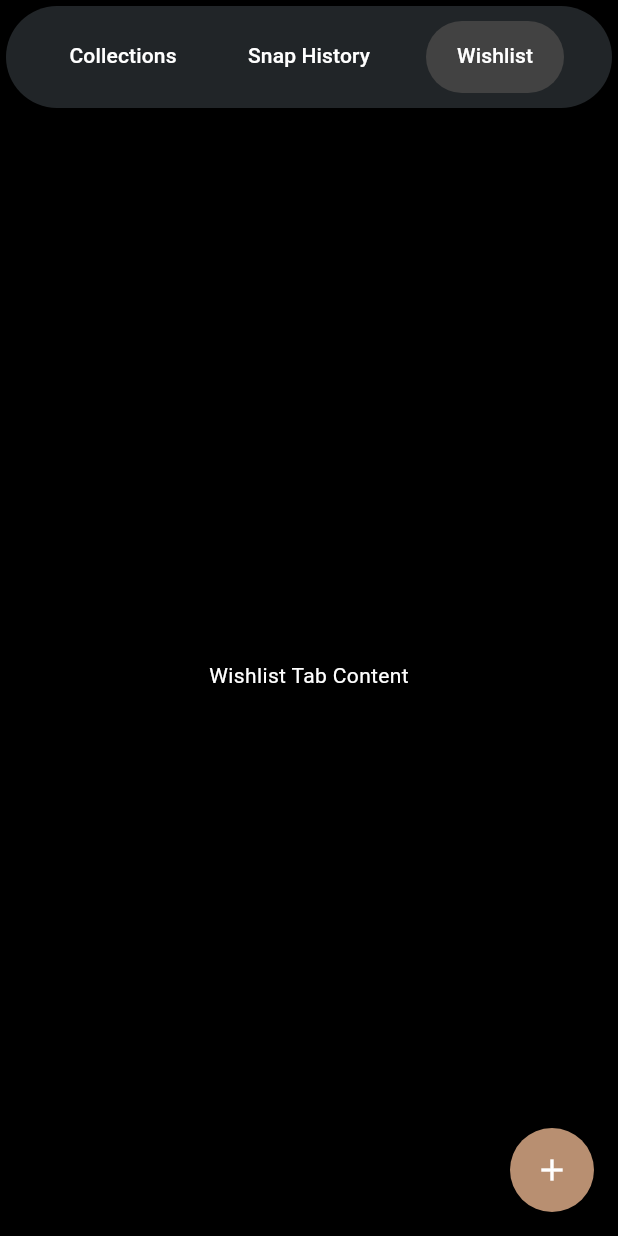
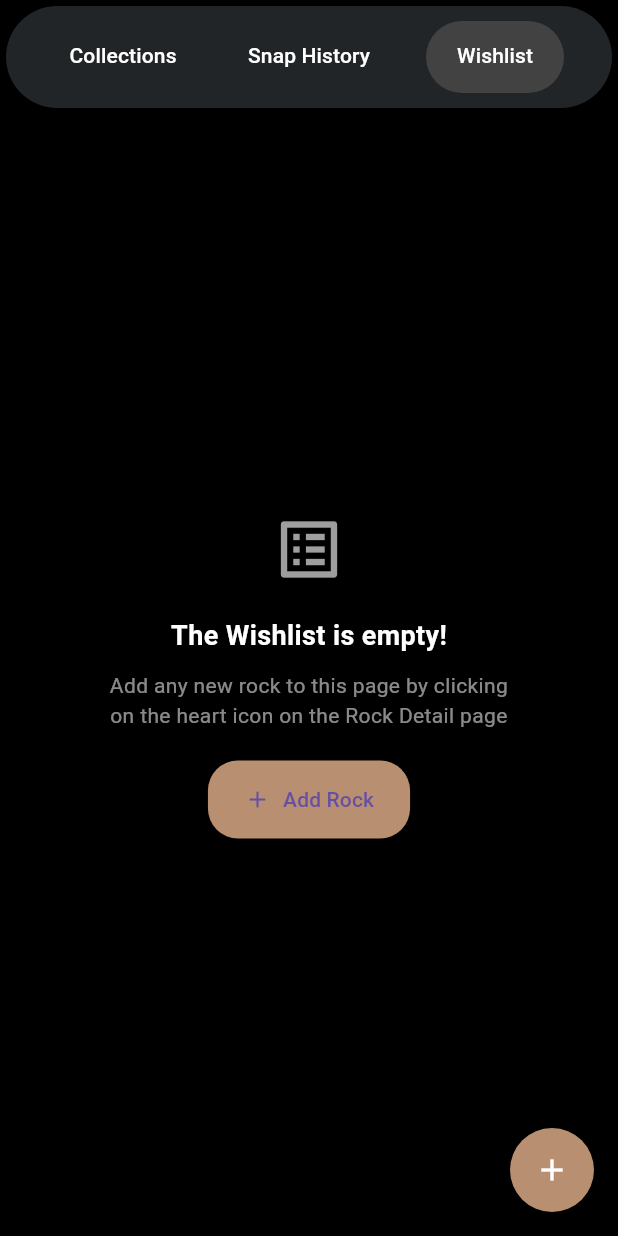
Before and after one commit to caiobraga/Rock_ID, a Flutter app: the FavoritePage screen opened directly with empty values, tab 3 chosen, on a phone screen of 412 x 824 dp. Run offline on Flutter 3.47's test engine with Material 3 defaults, Android fonts, the phone set to English and light mode, and no system bars; our stand-ins replace animated_bottom_navigation_bar, flutter_dotenv, google_fonts, image_picker, page_transition, sqflite; accounts and stored records are empty.

Commit message:
new collection widget

```diff
--- a/lib/ui/screens/detail_page.dart
+++ b/lib/ui/screens/detail_page.dart
@@ -6,6 +6,7 @@ import 'package:google_fonts/google_fonts.dart';
 import 'package:page_transition/page_transition.dart';
 
 import '../../db/db.dart';
+import '../../services/add_to_my_collection_modal.dart';
 import '../../services/selection_modal.dart';
 import '../../services/snackbar.dart';
 import 'widgets/premium_section.dart';
@@ -527,6 +528,7 @@ class RockDetailPage extends StatelessWidget {
 
   void addToCollection(BuildContext context) {
     // Implement your add to collection logic here
-    ShowSnackbarService().showSnackBar('Added to Collection');
+    AddToMyCollectionModalService().show(context);
+   // ShowSnackbarService().showSnackBar('Added to Collection');
   }
 }
--- a/lib/ui/screens/favorite_page.dart
+++ b/lib/ui/screens/favorite_page.dart
@@ -1,13 +1,12 @@
 import 'package:flutter/material.dart';
 import 'package:flutter_onboarding/constants.dart';
-import 'package:flutter_onboarding/db/db.dart';
 import 'package:flutter_onboarding/models/collection.dart';
 import 'package:flutter_onboarding/models/rocks.dart';
+import 'package:flutter_onboarding/db/db.dart';
+import 'package:flutter_onboarding/ui/screens/detail_page.dart';
 import 'package:page_transition/page_transition.dart';
-
-
 import 'collection_page.dart';
-import 'detail_page.dart';
+import 'widgets/collection.dart';
 import 'widgets/rock_list_item.dart';
 
 class FavoritePage extends StatefulWidget {
@@ -19,20 +18,32 @@ class FavoritePage extends StatefulWidget {
   State<FavoritePage> createState() => _FavoritePageState();
 }
 
-class _FavoritePageState extends State<FavoritePage> {
+class _FavoritePageState extends State<FavoritePage> with SingleTickerProviderStateMixin {
   final TextEditingController _collectionNameController =
       TextEditingController();
   final TextEditingController _descriptionController = TextEditingController();
   List<Collection> _collections = [];
   List<Map<String, dynamic>> _snapHistory = [];
   List<Rock> _allRocks = [];
+  List<Rock> _wishlistRocks = [];
+  late TabController tabController;
 
   @override
   void initState() {
     super.initState();
+    tabController = TabController(length: 3, vsync: this);
     _loadCollections();
     _loadSnapHistory();
     _loadAllRocks();
+    _loadWishlist();
+  }
+
+  @override
+  void dispose() {
+    tabController.dispose();
+    _collectionNameController.dispose();
+    _descriptionController.dispose();
+    super.dispose();
   }
 
   void _loadCollections() async {
@@ -62,6 +73,24 @@ class _FavoritePageState extends State<FavoritePage> {
       List<Rock> allRocks = await DatabaseHelper().rocks();
       setState(() {
         _allRocks = allRocks;
+      });
+    } catch (e) {
+      debugPrint('$e');
+    }
+  }
+
+  void _loadWishlist() async {
+    try {
+      List<int> wishlistIds = await DatabaseHelper().wishlist();
+      List<Rock> wishlistRocks = [];
+      for (var rockId in wishlistIds) {
+        Rock? rock = await DatabaseHelper().getRockById(rockId);
+        if (rock != null) {
+          wishlistRocks.add(rock);
+        }
+      }
+      setState(() {
+        _wishlistRocks = wishlistRocks;
       });
     } catch (e) {
       debugPrint('$e');
@@ -188,6 +217,68 @@ class _FavoritePageState extends State<FavoritePage> {
     );
   }
 
+  Widget _buildCollectionsTab() {
+    return SingleChildScrollView(
+      child: Column(
+        crossAxisAlignment: CrossAxisAlignment.start,
+        children: [
+          GridView.builder(
+            padding: const EdgeInsets.symmetric(horizontal: 16.0, vertical: 10.0),
+            shrinkWrap: true,
+            physics: const NeverScrollableScrollPhysics(),
+            gridDelegate: const SliverGridDelegateWithFixedCrossAxisCount(
+              crossAxisCount: 2,
+              crossAxisSpacing: 10,
+              mainAxisSpacing: 10,
+            ),
+            itemCount: _collections.length + 1,
+            itemBuilder: (BuildContext context, int index) {
+              if (index == _collections.length) {
+                return GestureDetector(
+                  onTap: _showNewCollectionDialog,
+                  child: Container(
+                    decoration: BoxDecoration(
+                      color: Colors.grey.shade800,
+                      borderRadius: BorderRadius.circular(10),
+                    ),
+                    child: const Column(
+                      mainAxisAlignment: MainAxisAlignment.center,
+                      children: [
+                        Icon(Icons.add, color: Colors.white, size: 30),
+                        SizedBox(height: 10),
+                        Text('ADD NEW COLLECTION', style: TextStyle(color: Colors.white)),
+                      ],
+                    ),
+                  ),
+                );
+              } else {
+                final collection = _collections[index];
+                return CollectionWidget(
+                  title: collection.collectionName,
+                  isSavedLayout: collection.collectionName == 'Saved',
+                  rockCount: 0 ,
+                  rockImages: collection.collectionName == 'Saved' ? [] : [
+                    'assets/rock_placeholder.png',
+                    'assets/rock_placeholder.png',
+                    // Add actual rock images here
+                  ],
+                  onTap: () {
+                    Navigator.push(
+                      context,
+                      MaterialPageRoute(
+                        builder: (context) => CollectionPage(collection: collection),
+                      ),
+                    );
+                  },
+                );
+              }
+            },
+          ),
+        ],
+      ),
+    );
+  }
+
   @override
   Widget build(BuildContext context) {
     return DefaultTabController(
@@ -214,6 +305,7 @@ class _FavoritePageState extends State<FavoritePage> {
                 ) ,
               padding: const EdgeInsets.symmetric(horizontal: 16.0, vertical: 10.0),
               child: TabBar(
+                controller: tabController,
                 indicator: BoxDecoration(
                   borderRadius: BorderRadius.circular(30), // Creates border radius for the indicator
                   color: Colors.grey[800], // Change the background color
@@ -263,6 +355,7 @@ class _FavoritePageState extends State<FavoritePage> {
             ),
             Expanded(
               child: TabBarView(
+                controller: tabController,
                 children: [
                   _buildCollectionsTab(),
                   _buildSnapHistoryTab(),
@@ -272,99 +365,6 @@ class _FavoritePageState extends State<FavoritePage> {
             ),
           ],
         ),
-      ),
-    );
-  }
-
-  Widget _buildCollectionsTab() {
-    return SingleChildScrollView(
-      child: Column(
-        crossAxisAlignment: CrossAxisAlignment.start,
-        children: [
-          GridView.builder(
-            padding: const EdgeInsets.symmetric(horizontal: 16.0, vertical: 10.0),
-            shrinkWrap: true,
-            physics: const NeverScrollableScrollPhysics(),
-            gridDelegate: const SliverGridDelegateWithFixedCrossAxisCount(
-              crossAxisCount: 2,
-              crossAxisSpacing: 10,
-              mainAxisSpacing: 10,
-            ),
-            itemCount: _collections.length + 1,
-            itemBuilder: (BuildContext context, int index) {
-              if (index == _collections.length) {
-                return GestureDetector(
-                  onTap: _showNewCollectionDialog,
-                  child: Container(
-                    decoration: BoxDecoration(
-                      color: Colors.grey.shade800,
-                      borderRadius: BorderRadius.circular(10),
-                    ),
-                    child: const Column(
-                      mainAxisAlignment: MainAxisAlignment.center,
-                      children: [
-                        Icon(Icons.add, color: Colors.white, size: 30),
-                        SizedBox(height: 10),
-                        Text('ADD NEW COLLECTION', style: TextStyle(color: Colors.white)),
-                      ],
-                    ),
-                  ),
-                );
-              } else {
-                return GestureDetector(
-                  onTap: () {
-                    Navigator.push(
-                      context,
-                      MaterialPageRoute(
-                        builder: (context) => CollectionPage(collection: _collections[index]),
-                      ),
-                    );
-                  },
-                  child: Container(
-                    decoration: BoxDecoration(
-                      color: Colors.grey.shade800,
-                      borderRadius: BorderRadius.circular(10),
-                    ),
-                    child: Column(
-                      crossAxisAlignment: CrossAxisAlignment.start,
-                      children: [
-                        Padding(
-                          padding: const EdgeInsets.all(8.0),
-                          child: Text(
-                            _collections[index].collectionName,
-                            style: const TextStyle(color: Colors.white),
-                          ),
-                        ),
-                        Expanded(
-                          child: GridView.builder(
-                            shrinkWrap: true,
-                            gridDelegate: const SliverGridDelegateWithFixedCrossAxisCount(
-                              crossAxisCount: 3,
-                              crossAxisSpacing: 5,
-                              mainAxisSpacing: 5,
-                            ),
-                            itemCount: 6, // Replace with actual number of rocks in the collection
-                            itemBuilder: (context, index) {
-                              return Container(
-                                decoration: BoxDecoration(
-                                  image: const DecorationImage(
-                                    image: AssetImage('assets/rock.png'), // Placeholder image
-                                    fit: BoxFit.cover,
-                                  ),
-                                  borderRadius: BorderRadius.circular(5),
-                                ),
-                              );
-                            },
-                          ),
-                        ),
-                      ],
-                    ),
-                  ),
-                );
-              }
-            },
-          ),
-        ],
       ),
     );
   }
@@ -421,8 +421,76 @@ class _FavoritePageState extends State<FavoritePage> {
   }
 
   Widget _buildWishlistTab() {
-    return const Center(
-      child: Text('Wishlist Tab Content', style: TextStyle(color: Colors.white)),
-    );
+    return _wishlistRocks.isEmpty
+        ? Center(
+            child: Column(
+              mainAxisAlignment: MainAxisAlignment.center,
+              children: [
+                Icon(
+                  Icons.list_alt,
+                  size: 50,
+                  color: Colors.grey,
+                ),
+                const SizedBox(height: 20),
+                const Text(
+                  'The Wishlist is empty!',
+                  style: TextStyle(
+                    color: Colors.white,
+                    fontSize: 18,
+                    fontWeight: FontWeight.bold,
+                  ),
+                ),
+                const SizedBox(height: 10),
+                const Text(
+                  'Add any new rock to this page by clicking\non the heart icon on the Rock Detail page',
+                  textAlign: TextAlign.center,
+                  style: TextStyle(
+                    color: Colors.white54,
+                    fontSize: 14,
+                  ),
+                ),
+                const SizedBox(height: 20),
+                ElevatedButton.icon(
+                  onPressed: () {
+                    // Handle Add Rock button press
+                  },
+                  icon: const Icon(Icons.add),
+                  label: const Text('Add Rock'),
+                  style: ElevatedButton.styleFrom(
+                    primary: Constants.primaryColor,
+                    shape: RoundedRectangleBorder(
+                      borderRadius: BorderRadius.circular(20.0),
+                    ),
+                    padding: const EdgeInsets.symmetric(
+                      vertical: 16.0,
+                      horizontal: 24.0,
+                    ),
+                  ),
+                ),
+              ],
+            ),
+          )
+        : ListView.builder(
+            itemCount: _wishlistRocks.length,
+            itemBuilder: (context, index) {
+              final rock = _wishlistRocks[index];
+              return RockListItem(
+                imageUrl: rock.imageURL.isNotEmpty && rock.imageURL != ''
+                    ? rock.imageURL
+                    : 'https://via.placeholder.com/60', // Placeholder image
+                title: rock.rockName,
+                tags: ['Wishlist'], // Replace with actual tags if any
+                onTap: () {
+                  Navigator.push(
+                    context,
+                    PageTransition(
+                      child: RockDetailPage(rock: rock, isSavingRock: false),
+                      type: PageTransitionType.bottomToTop,
+                    ),
+                  ).then((value) => _loadWishlist());
+                },
+              );
+            },
+          );
   }
 }
```
Also changed, not shown: lib/services/add_to_my_collection_modal.dart (added, +73 -0 lines), lib/ui/screens/widgets/collection.dart (added, +109 -0 lines).
